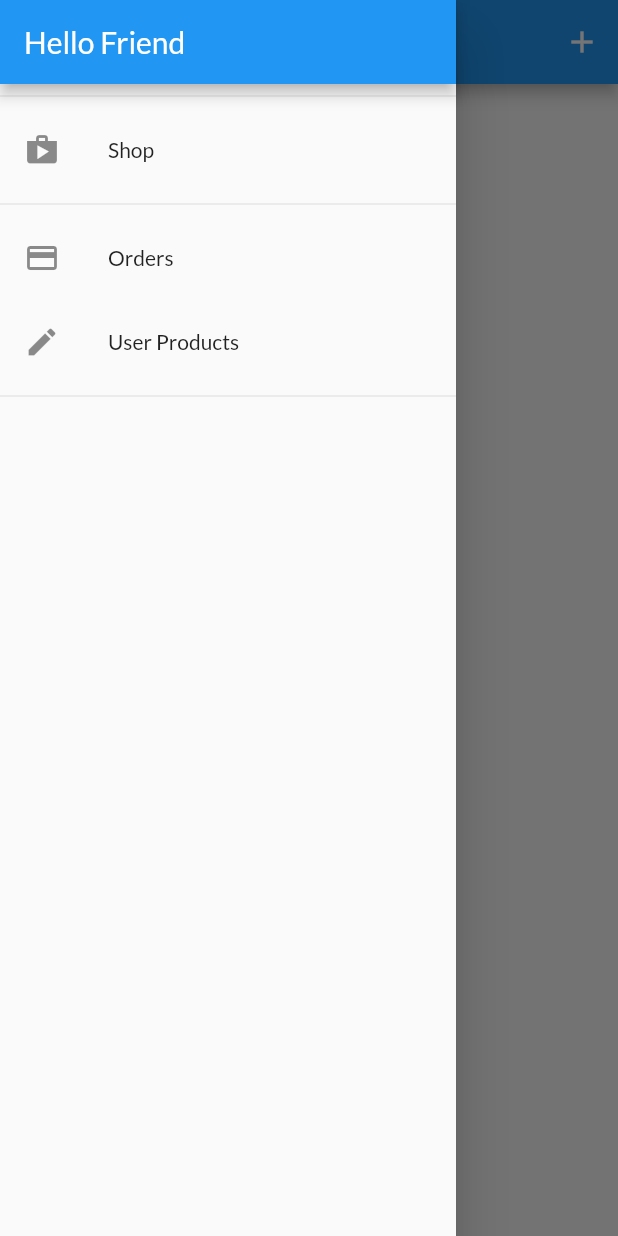
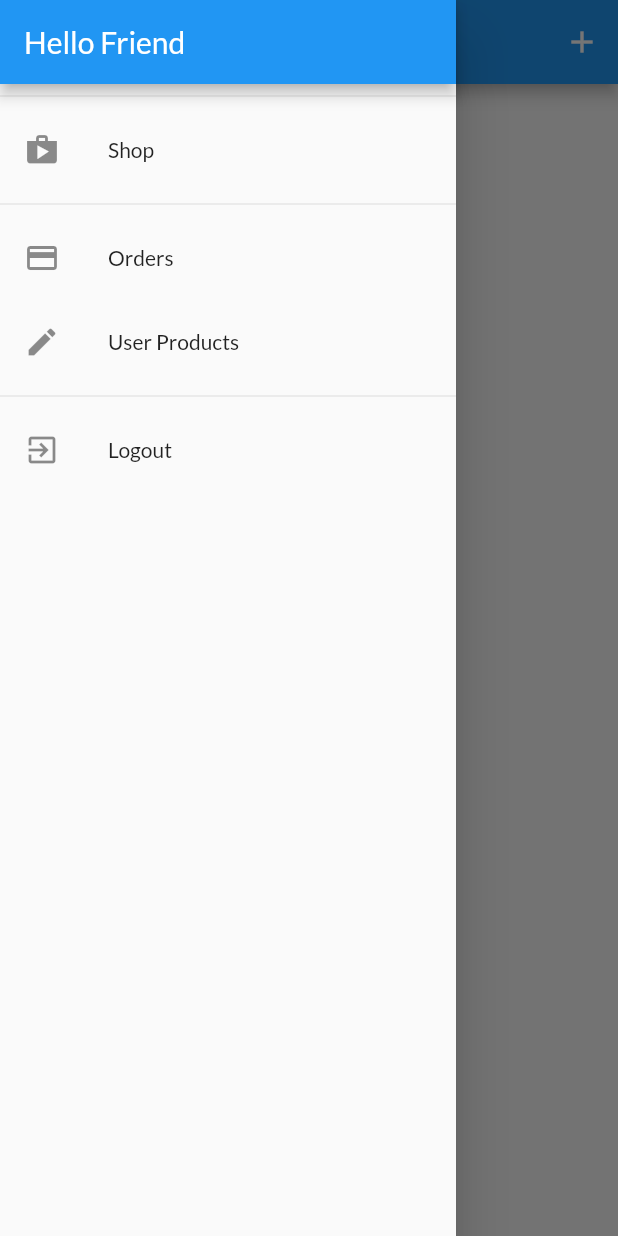
Before and after one commit to Blaezy/Shop_App, a Flutter app: the UserProductScreen screen opened by its route, with the side drawer open, on a phone screen of 412 x 824 dp. Run offline on Flutter 3.47's test engine with Material 2 defaults, Android fonts, the phone set to English and light mode, and no system bars; our stand-ins replace shared_preferences; accounts and stored records are empty; network calls fail.

```diff
--- a/lib/providers/orders.dart
+++ b/lib/providers/orders.dart
@@ -20,15 +20,17 @@ class OrderItem {
 class Orders with ChangeNotifier {
   List<OrderItem> _orders = [];
   final String token;
+  final String userId;
 
-  Orders(this.token, this._orders);
+  Orders(this.token, this.userId, this._orders);
 
   List<OrderItem> get orders {
     return [..._orders];
   }
 
   Future<void> fetchAndSetOrders() async {
-    final url = 'https://shopapp-e8259.firebaseio.com/orders.json?auth=$token';
+    final url =
+        'https://shopapp-e8259.firebaseio.com/orders/$userId.json?auth=$token';
     //try{
     final response = await http.get(url);
     final List<OrderItem> loadedOrders = [];
@@ -55,7 +57,8 @@ class Orders with ChangeNotifier {
   }
 
   Future<void> addOrder(List<CartItem> cartProducts, double total) async {
-    final url = 'https://shopapp-e8259.firebaseio.com/orders.json?auth=$token';
+    final url =
+        'https://shopapp-e8259.firebaseio.com/orders/$userId.json?auth=$token';
     final timeStamp = DateTime.now();
     final response = await http.post(url,
         body: json.encode({
--- a/lib/screens/user_product_screen.dart
+++ b/lib/screens/user_product_screen.dart
@@ -11,13 +11,13 @@ class UserProductScreen extends StatelessWidget {
   static const routeName = '/UserProductScreen';
 
   Future<void> _refreshProduct(BuildContext context) async {
-    await Provider.of<Products>(context, listen: false)
-        .fetchAndSetData(); //Context is not available everywhere in stateless widgets so wee need to pass it as a parameter.
+    await Provider.of<Products>(context, listen: false).fetchAndSetData(
+        true); //Context is not available everywhere in stateless widgets so wee need to pass it as a parameter.
   }
 
   @override
   Widget build(BuildContext context) {
-    final productsData = Provider.of<Products>(context);
+    //final productsData = Provider.of<Products>(context);
     return Scaffold(
         appBar: AppBar(
           title: Text('Your Products'),
@@ -30,9 +30,15 @@ class UserProductScreen extends StatelessWidget {
           ],
         ),
         drawer: AppDrawer(),
-        body: RefreshIndicator(
+        body: FutureBuilder(
+          future: _refreshProduct(context),
+          builder: (ctx, snapshot) =>
+              snapshot.connectionState == ConnectionState.waiting
+                  ? Center(child: CircularProgressIndicator())
+                  : RefreshIndicator(
                       onRefresh: () => _refreshProduct(context),
-          child: Padding(
+                      child: Consumer<Products>(
+                        builder: (ctx, productsData, _) => Padding(
                           padding: EdgeInsets.all(8),
                           child: ListView.builder(
                               itemCount: productsData.items.length,
@@ -44,6 +50,8 @@ class UserProductScreen extends StatelessWidget {
                                 );
                               }),
                         ),
+                      ),
+                    ),
         ));
   }
 }
--- a/lib/widgets/app_drawer.dart
+++ b/lib/widgets/app_drawer.dart
@@ -1,6 +1,8 @@
+import 'package:Shop_App/providers/auth.dart';
 import 'package:Shop_App/screens/order_screen.dart';
 import 'package:Shop_App/screens/user_product_screen.dart';
 import 'package:flutter/material.dart';
+import 'package:provider/provider.dart';
 
 class AppDrawer extends StatelessWidget {
   @override
@@ -33,6 +35,15 @@ class AppDrawer extends StatelessWidget {
                 Navigator.of(context).pushNamed(UserProductScreen.routeName);
               }),
           Divider(),
+          ListTile(
+              leading: Icon(Icons.exit_to_app),
+              title: Text('Logout'),
+              onTap: () {
+                Navigator.of(context).pop();
+                Navigator.of(context).pushReplacementNamed('/');
+                // Navigator.of(context).pushNamed(UserProductScreen.routeName);
+                Provider.of<Auth>(context, listen: false).logout();
+              })
         ],
       ),
     );
--- a/pubspec.yaml
+++ b/pubspec.yaml
@@ -35,6 +35,7 @@ dev_dependencies:
     sdk: flutter
   provider: ^4.3.1
   intl: ^0.16.1
+  shared_preferences: ^0.5.8
 
 # For information on the generic Dart part of this file, see the
 # following page: https://dart.dev/tools/pub/pubspec
```
Also changed, not shown: lib/main.dart (+11 -1 lines), lib/providers/auth.dart (+51 -0 lines), lib/providers/products.dart (+5 -2 lines), lib/screens/splash_screen.dart (added, +12 -0 lines), pubspec.lock. Lines whose indentation alone changed are shown as unchanged.
